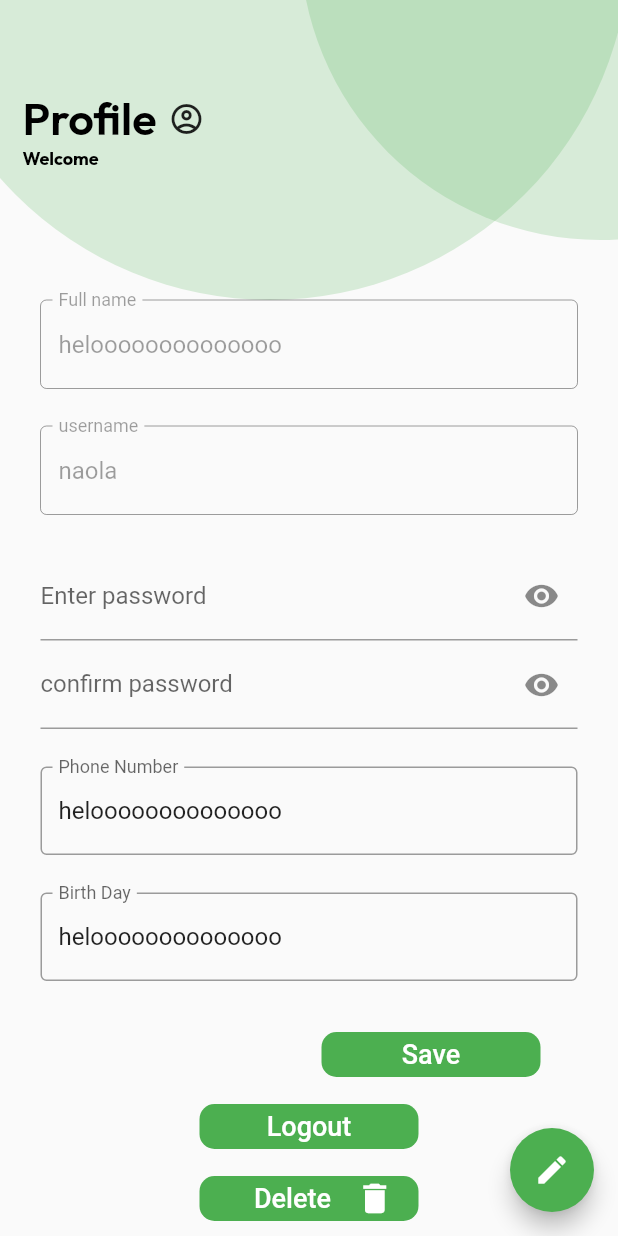
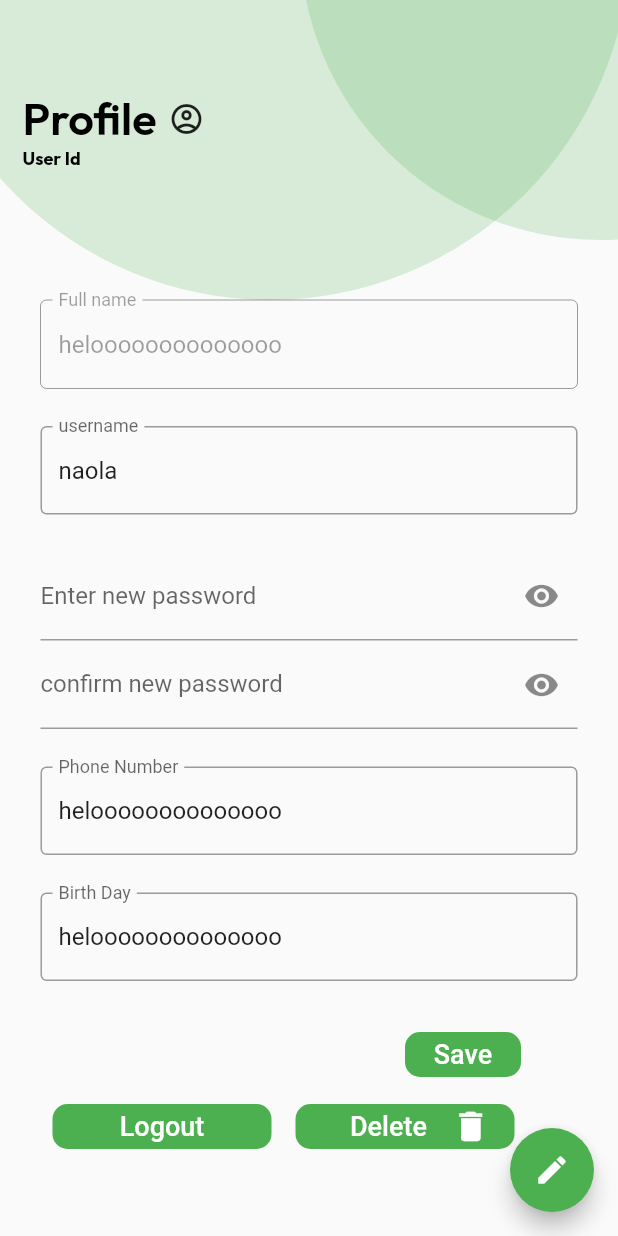
Before and after one commit to tamiratdereje/Patient-registration-and-Appointment-scheduling-system, a Flutter app: the UserProfile screen opened directly, after a tap on the "edit" icon, on a phone screen of 412 x 824 dp. Run offline on Flutter 3.47's test engine with Material 2 defaults, Android fonts, the phone set to English and light mode, and no system bars; our stand-ins replace bloc, equatable, flutter_bloc, flutter_datetime_picker, go_router, google_fonts and 1 more; missing offline and left inert: dart:html, regexpattern; accounts and stored records are empty.

Commit message:
edited profile

```diff
--- a/afyacare/lib/presentation/pages/user_profile/profile.dart
+++ b/afyacare/lib/presentation/pages/user_profile/profile.dart
@@ -59,6 +59,7 @@ class _UserProfileState extends State<UserProfile> {
             isButtonVisible = false;
             isSaveVisible = true;
             isPasswordEditable = true;
+            _isEnable = true;
           });
         },
         backgroundColor: Colors.green,
@@ -87,7 +88,7 @@ class _UserProfileState extends State<UserProfile> {
                       ],
                     ),
                     Text(
-                      "Welcome",
+                      "User Id",
                       style: AfyaTheme.lightTextTheme.bodyText1,
                     ),
                     const SizedBox(
@@ -107,7 +108,7 @@ class _UserProfileState extends State<UserProfile> {
                                     height: 25,
                                   ),
                                   TextFormField(
-                                    enabled: _isEnable,
+                                    enabled: false,
                                     controller: fullNameController,
                                     decoration: const InputDecoration(
                                       labelText: "Full name",
@@ -147,7 +148,7 @@ class _UserProfileState extends State<UserProfile> {
                                                   : Icons.visibility_off),
                                             ),
                                             // suffixIcon: Icon(Icons.scuba_diving),
-                                            labelText: "Enter password",
+                                            labelText: "Enter new password",
                                           ),
                                           validator: (value) {
                                             if (value!.isEmpty ||
@@ -174,7 +175,7 @@ class _UserProfileState extends State<UserProfile> {
                                                   : Icons.visibility_off),
                                             ),
                                             // suffixIcon: Icon(Icons.scuba_diving),
-                                            labelText: "confirm password",
+                                            labelText: "confirm new password",
                                           ),
                                           validator: (value) {
                                             if (value!.isEmpty ||
@@ -227,7 +228,7 @@ class _UserProfileState extends State<UserProfile> {
                                       children: [
                                         Row(
                                           mainAxisAlignment:
-                                              MainAxisAlignment.spaceEvenly,
+                                              MainAxisAlignment.spaceAround,
                                           children: [
                                             SizedBox(
                                               width: MediaQuery.of(context)
@@ -250,7 +251,6 @@ class _UserProfileState extends State<UserProfile> {
                                                             content: Text(
                                                                 'Saving user Data')),
                                                       );
-
                                                       _isEnable = false;
                                                       isButtonVisible = true;
                                                       isSaveVisible = false;
@@ -264,7 +264,7 @@ class _UserProfileState extends State<UserProfile> {
                                                   width: MediaQuery.of(context)
                                                               .size
                                                               .width /
-                                                          2 -
+                                                          3 -
                                                       60,
                                                   height: 30,
                                                 ),
@@ -272,6 +272,8 @@ class _UserProfileState extends State<UserProfile> {
                                             ),
                                           ],
                                         ),
+                                        Row(
+                                          children: [
                                             TextButton(
                                               onPressed: () {
                                                 setState(() {
@@ -302,6 +304,8 @@ class _UserProfileState extends State<UserProfile> {
                                                 iconVisiblity: true,
                                               ),
                                             ),
+                                          ],
+                                        )
                                       ])
                                 ],
                               ),
```
Lines whose indentation alone changed are shown as unchanged.
